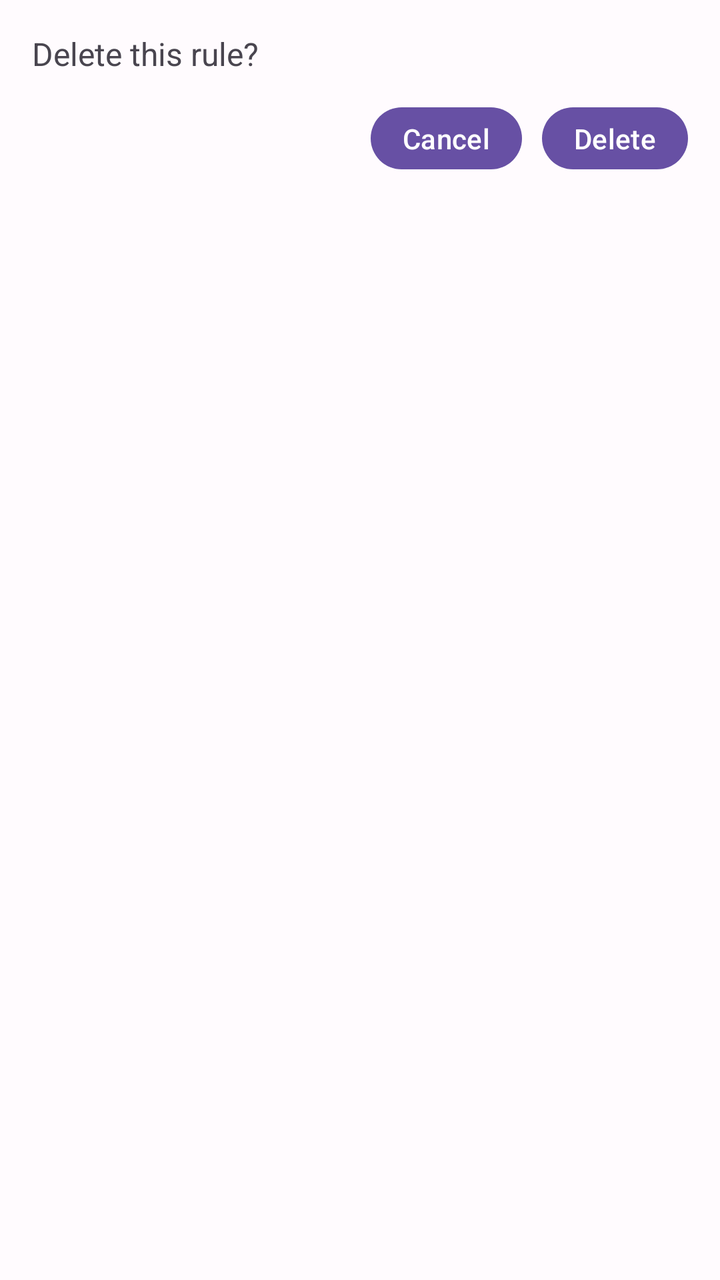
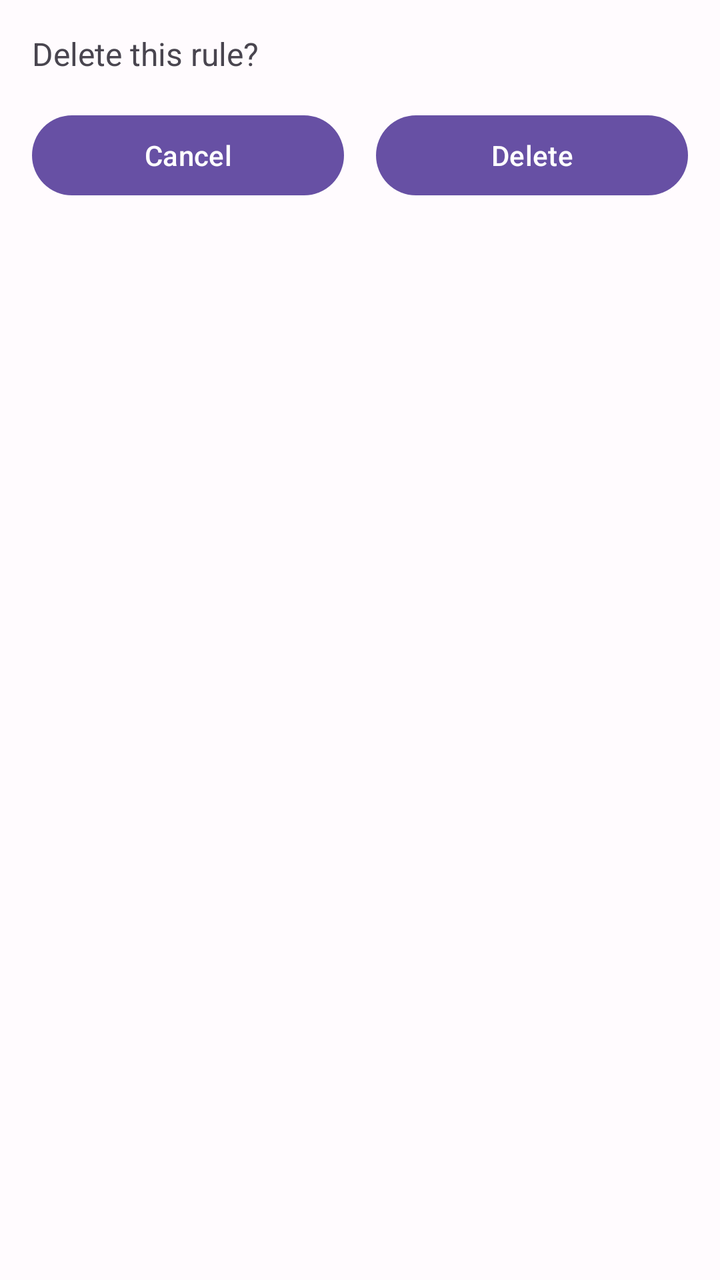

Before-and-after screenshots of an Android layout around one commit, followed by the original layout XML and the change that was made.
<!-- AndroidManifest.xml: application theme AppTheme -->
<!-- res/layout/layout_rule_delete_confirm.xml -->
<?xml version="1.0" encoding="utf-8"?>
<LinearLayout xmlns:android="http://schemas.android.com/apk/res/android"
    android:layout_width="match_parent"
    android:layout_height="wrap_content"
    android:orientation="vertical"
    android:padding="16dp"
    android:tag="GODVIEWER_IGNORE_HOOK">

    <TextView
        android:id="@+id/confirm_message"
        android:layout_width="match_parent"
        android:layout_height="wrap_content"
        android:text="Delete this rule?"
        android:textSize="16sp" />

    <LinearLayout
        android:layout_width="match_parent"
        android:layout_height="wrap_content"
        android:layout_marginTop="12dp"
        android:gravity="end"
        android:orientation="horizontal">

        <Button
            android:id="@+id/confirm_cancel"
            android:layout_width="wrap_content"
            android:layout_height="wrap_content"
            android:minHeight="0dp"
            android:minWidth="0dp"
            android:paddingStart="16dp"
            android:paddingEnd="16dp"
            android:tag="GODVIEWER_IGNORE_HOOK"
            android:text="Cancel" />

        <Button
            android:id="@+id/confirm_delete"
            android:layout_width="wrap_content"
            android:layout_height="wrap_content"
            android:layout_marginStart="10dp"
            android:minHeight="0dp"
            android:minWidth="0dp"
            android:paddingStart="16dp"
            android:paddingEnd="16dp"
            android:tag="GODVIEWER_IGNORE_HOOK"
            android:text="Delete" />
    </LinearLayout>
</LinearLayout>
<!-- resources referenced by this layout -->
<resources>
  <style name="AppTheme" parent="Theme.Material3.Light.NoActionBar">
          <item name="colorPrimary">@color/md_theme_light_primary</item>
          <item name="colorOnPrimary">@color/md_theme_light_onPrimary</item>
          <item name="colorPrimaryContainer">@color/md_theme_light_primaryContainer</item>
          <item name="colorOnPrimaryContainer">@color/md_theme_light_onPrimaryContainer</item>
          <item name="colorSecondary">@color/md_theme_light_secondary</item>
          <item name="colorOnSecondary">@color/md_theme_light_onSecondary</item>
          <item name="colorSecondaryContainer">@color/md_theme_light_secondaryContainer</item>
          <item name="colorOnSecondaryContainer">@color/md_theme_light_onSecondaryContainer</item>
          <item name="colorTertiary">@color/md_theme_light_tertiary</item>
          <item name="colorOnTertiary">@color/md_theme_light_onTertiary</item>
          <item name="colorTertiaryContainer">@color/md_theme_light_tertiaryContainer</item>
          <item name="colorOnTertiaryContainer">@color/md_theme_light_onTertiaryContainer</item>
          <item name="colorError">@color/md_theme_light_error</item>
          <item name="colorErrorContainer">@color/md_theme_light_errorContainer</item>
          <item name="colorOnError">@color/md_theme_light_onError</item>
          <item name="colorOnErrorContainer">@color/md_theme_light_onErrorContainer</item>
          <item name="android:colorBackground">@color/md_theme_light_background</item>
          <item name="colorOnBackground">@color/md_theme_light_onBackground</item>
          <item name="colorSurface">@color/md_theme_light_surface</item>
          <item name="colorOnSurface">@color/md_theme_light_onSurface</item>
          <item name="colorSurfaceVariant">@color/md_theme_light_surfaceVariant</item>
          <item name="colorOnSurfaceVariant">@color/md_theme_light_onSurfaceVariant</item>
          <item name="colorOutline">@color/md_theme_light_outline</item>
          <item name="colorOnSurfaceInverse">@color/md_theme_light_inverseOnSurface</item>
          <item name="colorSurfaceInverse">@color/md_theme_light_inverseSurface</item>
          <item name="colorPrimaryInverse">@color/md_theme_light_primaryInverse</item>
          <item name="android:windowTranslucentStatus">false</item>
          <item name="android:windowDrawsSystemBarBackgrounds">true</item>
          
          <item name="android:statusBarColor">@color/home_page_background</item>
          <item name="android:windowLightStatusBar">true</item>
      </style>
  <color name="home_page_background">#F7F7FB</color>
  <!-- unchanged entries left out for length: 26 -->
</resources>

<!-- the commit's change to res/layout/layout_rule_delete_confirm.xml (unified diff, before → after) -->
@@ -16,30 +16,24 @@
     <LinearLayout
         android:layout_width="match_parent"
         android:layout_height="wrap_content"
-        android:layout_marginTop="12dp"
-        android:gravity="end"
+        android:layout_marginTop="16dp"
         android:orientation="horizontal">
 
         <Button
             android:id="@+id/confirm_cancel"
-            android:layout_width="wrap_content"
+            android:layout_width="0dp"
             android:layout_height="wrap_content"
-            android:minHeight="0dp"
-            android:minWidth="0dp"
-            android:paddingStart="16dp"
-            android:paddingEnd="16dp"
+            android:layout_marginEnd="8dp"
+            android:layout_weight="1"
             android:tag="GODVIEWER_IGNORE_HOOK"
             android:text="Cancel" />
 
         <Button
             android:id="@+id/confirm_delete"
-            android:layout_width="wrap_content"
+            android:layout_width="0dp"
             android:layout_height="wrap_content"
-            android:layout_marginStart="10dp"
-            android:minHeight="0dp"
-            android:minWidth="0dp"
-            android:paddingStart="16dp"
-            android:paddingEnd="16dp"
+            android:layout_marginStart="8dp"
+            android:layout_weight="1"
             android:tag="GODVIEWER_IGNORE_HOOK"
             android:text="Delete" />
     </LinearLayout>
<!-- resource entries referenced after the edit -->
@@ -32,8 +32,58 @@
           
           <item name="android:statusBarColor">@color/home_page_background</item>
           <item name="android:windowLightStatusBar">true</item>
+          <item name="alertDialogTheme">@style/ThemeOverlay.Host.AlertDialog</item>
+          <item name="materialAlertDialogTheme">@style/ThemeOverlay.Host.AlertDialog</item>
       </style>
-  <color name="home_page_background">#F7F7FB</color>
+  <color name="home_page_background">#EAEEF4</color>
+  <style name="ThemeOverlay.Host.AlertDialog" parent="ThemeOverlay.Material3.Dialog.Alert">
+          <item name="android:windowBackground">@drawable/bg_dialog_surface</item>
+          <item name="android:windowElevation">0dp</item>
+          <item name="android:colorBackground">@color/md_theme_light_surface</item>
+          <item name="colorPrimary">@color/home_title_text</item>
+          <item name="android:textColorPrimary">@color/home_title_text</item>
+          <item name="android:textColorSecondary">@color/home_subtitle_text</item>
+          <item name="buttonBarButtonStyle">@style/Widget.Host.DialogButton</item>
+          <item name="buttonBarPositiveButtonStyle">@style/Widget.Host.DialogButton</item>
+          <item name="buttonBarNegativeButtonStyle">@style/Widget.Host.DialogButton</item>
+          <item name="buttonBarNeutralButtonStyle">@style/Widget.Host.DialogButton</item>
+      </style>
+  <!-- drawable bg_dialog_surface (drawable) -->
+  <?xml version="1.0" encoding="utf-8"?>
+  <layer-list xmlns:android="http://schemas.android.com/apk/res/android">
+      <item>
+          <shape android:shape="rectangle">
+              <gradient
+                  android:angle="315"
+                  android:endColor="#C6CBD4"
+                  android:startColor="#FFFFFF" />
+              <corners android:radius="24dp" />
+          </shape>
+      </item>
+      <item
+          android:bottom="2dp"
+          android:left="2dp"
+          android:right="2dp"
+          android:top="2dp">
+          <shape android:shape="rectangle">
+              <solid android:color="@color/home_page_background" />
+              <corners android:radius="22dp" />
+              <padding
+                  android:bottom="10dp"
+                  android:left="10dp"
+                  android:right="10dp"
+                  android:top="10dp" />
+          </shape>
+      </item>
+  </layer-list>
+  <color name="home_title_text">#1C1B1F</color>
+  <color name="home_subtitle_text">#5F5E63</color>
+  <style name="Widget.Host.DialogButton" parent="Widget.Material3.Button.TextButton.Dialog">
+          <item name="android:textColor">@color/home_title_text</item>
+          <item name="android:textStyle">bold</item>
+          <item name="android:textSize">15sp</item>
+          <item name="android:minHeight">48dp</item>
+      </style>
   <!-- unchanged entries left out for length: 26 -->
 </resources>
 
